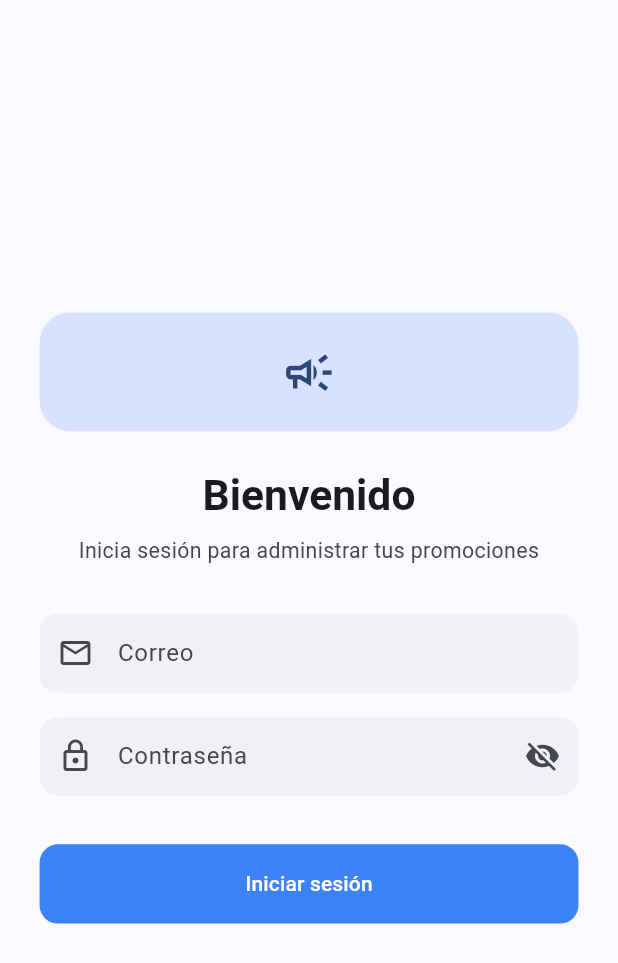
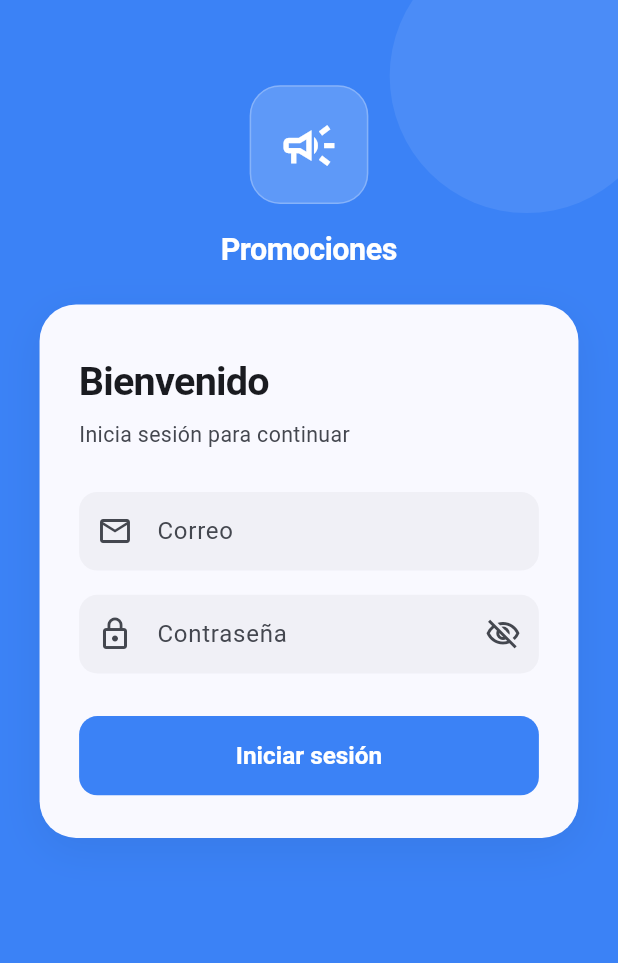
Before and after one commit to black10manda/pruebaCivis, a Flutter app: the screen it shows after launch, on a phone screen of 412 x 824 dp. Shown: the top 963 px of the screen. Run offline on Flutter 3.47's test engine with Material 3 defaults, Android fonts, the phone set to English and light mode, and no system bars; our stand-ins replace cloud_firestore, firebase_auth, firebase_core, firebase_storage, flutter_riverpod, flutter_screenutil and 2 more; accounts and stored records are empty.

Commit message:
feat(auth): rediseño de login con hero, animaciones y morph button

```diff
--- a/lib/core/theme/app_theme.dart
+++ b/lib/core/theme/app_theme.dart
@@ -10,7 +10,7 @@ class AppTheme {
     final colorScheme = ColorScheme.fromSeed(
       seedColor: _seed,
       brightness: Brightness.light,
-    );
+    ).copyWith(primary: _seed);
 
     return ThemeData(
       useMaterial3: true,
--- a/lib/core/widgets/app_button.dart
+++ b/lib/core/widgets/app_button.dart
@@ -23,6 +23,15 @@ class AppButton extends StatelessWidget {
 
   @override
   Widget build(BuildContext context) {
+    if (variant == AppButtonVariant.primary && fullWidth) {
+      return _MorphPrimaryButton(
+        label: label,
+        icon: icon,
+        isLoading: isLoading,
+        onPressed: onPressed,
+      );
+    }
+
     final effectiveOnPressed = isLoading ? null : onPressed;
     final child = isLoading
         ? SizedBox(
@@ -52,6 +61,128 @@ class AppButton extends StatelessWidget {
   }
 }
 
+/// Botón primario que muta de barra a círculo cuando entra en loading.
+class _MorphPrimaryButton extends StatefulWidget {
+  const _MorphPrimaryButton({
+    required this.label,
+    required this.isLoading,
+    this.icon,
+    this.onPressed,
+  });
+
+  final String label;
+  final IconData? icon;
+  final bool isLoading;
+  final VoidCallback? onPressed;
+
+  @override
+  State<_MorphPrimaryButton> createState() => _MorphPrimaryButtonState();
+}
+
+class _MorphPrimaryButtonState extends State<_MorphPrimaryButton>
+    with SingleTickerProviderStateMixin {
+  late final AnimationController _controller = AnimationController(
+    vsync: this,
+    duration: const Duration(milliseconds: 320),
+    value: widget.isLoading ? 1.0 : 0.0,
+  );
+
+  @override
+  void didUpdateWidget(covariant _MorphPrimaryButton old) {
+    super.didUpdateWidget(old);
+    if (widget.isLoading != old.isLoading) {
+      if (widget.isLoading) {
+        _controller.forward();
+      } else {
+        _controller.reverse();
+      }
+    }
+  }
+
+  @override
+  void dispose() {
+    _controller.dispose();
+    super.dispose();
+  }
+
+  @override
+  Widget build(BuildContext context) {
+    final cs = Theme.of(context).colorScheme;
+    final h = 52.h;
+    final disabled = widget.isLoading || widget.onPressed == null;
+    final bg = disabled && !widget.isLoading
+        ? cs.primary.withValues(alpha: 0.5)
+        : cs.primary;
+
+    return SizedBox(
+      height: h,
+      width: double.infinity,
+      child: LayoutBuilder(
+        builder: (context, constraints) {
+          final maxW = constraints.maxWidth;
+          return AnimatedBuilder(
+            animation: _controller,
+            builder: (context, _) {
+              final t = Curves.easeOutCubic.transform(_controller.value);
+              final width = maxW - (maxW - h) * t;
+              final radius = 12.r + ((h / 2) - 12.r) * t;
+              final borderRadius = BorderRadius.circular(radius);
+
+              return Center(
+                child: Material(
+                  color: bg,
+                  borderRadius: borderRadius,
+                  clipBehavior: Clip.antiAlias,
+                  child: InkWell(
+                    onTap: disabled ? null : widget.onPressed,
+                    child: SizedBox(
+                      width: width,
+                      height: h,
+                      child: Center(
+                        child: AnimatedSwitcher(
+                          duration: const Duration(milliseconds: 180),
+                          child: widget.isLoading
+                              ? SizedBox(
+                                  key: const ValueKey('loading'),
+                                  width: 22.w,
+                                  height: 22.w,
+                                  child: CircularProgressIndicator(
+                                    strokeWidth: 2.4,
+                                    color: cs.onPrimary,
+                                  ),
+                                )
+                              : DefaultTextStyle(
+                                  key: const ValueKey('content'),
+                                  style: TextStyle(
+                                    color: cs.onPrimary,
+                                    fontSize: 16.sp,
+                                    fontWeight: FontWeight.w600,
+                                  ),
+                                  child: IconTheme(
+                                    data: IconThemeData(
+                                      color: cs.onPrimary,
+                                      size: 20.sp,
+                                    ),
+                                    child: _Content(
+                                      label: widget.label,
+                                      icon: widget.icon,
+                                    ),
+                                  ),
+                                ),
+                        ),
+                      ),
+                    ),
+                  ),
+                ),
+              );
+            },
+          );
+        },
+      ),
+    );
+  }
+}
+
 class _Content extends StatelessWidget {
   const _Content({required this.label, this.icon});
 
--- /dev/null
+++ b/lib/core/widgets/fade_in_up.dart
@@ -0,0 +1,71 @@
+import 'package:flutter/material.dart';
+
+/// Entrada con fade + traslación vertical, con delay opcional.
+/// Útil para encadenar apariciones (staggered) sin agregar dependencias.
+class FadeInUp extends StatefulWidget {
+  const FadeInUp({
+    super.key,
+    required this.child,
+    this.delay = Duration.zero,
+    this.duration = const Duration(milliseconds: 350),
+    this.offset = 16,
+    this.curve = Curves.easeOutCubic,
+  });
+
+  final Widget child;
+  final Duration delay;
+  final Duration duration;
+  final double offset;
+  final Curve curve;
+
+  @override
+  State<FadeInUp> createState() => _FadeInUpState();
+}
+
+class _FadeInUpState extends State<FadeInUp>
+    with SingleTickerProviderStateMixin {
+  late final AnimationController _controller = AnimationController(
+    vsync: this,
+    duration: widget.duration,
+  );
+
+  late final Animation<double> _anim = CurvedAnimation(
+    parent: _controller,
+    curve: widget.curve,
+  );
+
+  @override
+  void initState() {
+    super.initState();
+    if (widget.delay == Duration.zero) {
+      _controller.forward();
+    } else {
+      Future.delayed(widget.delay, () {
+        if (mounted) _controller.forward();
+      });
+    }
+  }
+
+  @override
+  void dispose() {
+    _controller.dispose();
+    super.dispose();
+  }
+
+  @override
+  Widget build(BuildContext context) {
+    return AnimatedBuilder(
+      animation: _anim,
+      builder: (_, child) {
+        return Opacity(
+          opacity: _anim.value,
+          child: Transform.translate(
+            offset: Offset(0, (1 - _anim.value) * widget.offset),
+            child: child,
+          ),
+        );
+      },
+      child: widget.child,
+    );
+  }
+}
--- a/lib/features/auth/presentation/login_screen.dart
+++ b/lib/features/auth/presentation/login_screen.dart
@@ -3,10 +3,10 @@ import 'package:flutter_riverpod/flutter_riverpod.dart';
 import 'package:flutter_screenutil/flutter_screenutil.dart';
 
 import '../../../core/utils/error_mapper.dart';
-import '../../../core/utils/validators.dart';
-import '../../../core/widgets/app_button.dart';
-import '../../../core/widgets/app_text_field.dart';
+import '../../../core/widgets/fade_in_up.dart';
 import '../application/login_controller.dart';
+import 'widgets/auth_brand_hero.dart';
+import 'widgets/login_form.dart';
 
 class LoginScreen extends ConsumerStatefulWidget {
   const LoginScreen({super.key});
@@ -15,21 +15,38 @@ class LoginScreen extends ConsumerStatefulWidget {
   ConsumerState<LoginScreen> createState() => _LoginScreenState();
 }
 
-class _LoginScreenState extends ConsumerState<LoginScreen> {
-  final _formKey = GlobalKey<FormState>();
+class _LoginScreenState extends ConsumerState<LoginScreen>
+    with SingleTickerProviderStateMixin {
+  final _formKey = GlobalKey<LoginFormState>();
   final _emailController = TextEditingController();
   final _passwordController = TextEditingController();
-  bool _obscure = true;
+
+  late final AnimationController _shakeController = AnimationController(
+    vsync: this,
+    duration: const Duration(milliseconds: 420),
+  );
+
+  late final Animation<double> _shake = TweenSequence<double>([
+    TweenSequenceItem(tween: Tween(begin: 0.0, end: -10.0), weight: 1),
+    TweenSequenceItem(tween: Tween(begin: -10.0, end: 10.0), weight: 2),
+    TweenSequenceItem(tween: Tween(begin: 10.0, end: -8.0), weight: 2),
+    TweenSequenceItem(tween: Tween(begin: -8.0, end: 6.0), weight: 2),
+    TweenSequenceItem(tween: Tween(begin: 6.0, end: 0.0), weight: 1),
+  ]).animate(
+    CurvedAnimation(parent: _shakeController, curve: Curves.easeInOut),
+  );
 
   @override
   void dispose() {
+    _shakeController.dispose();
     _emailController.dispose();
     _passwordController.dispose();
     super.dispose();
   }
 
   Future<void> _submit() async {
-    if (!_formKey.currentState!.validate()) return;
+    final form = _formKey.currentState;
+    if (form == null || !form.validate()) return;
     FocusScope.of(context).unfocus();
     await ref
         .read(loginControllerProvider.notifier)
@@ -43,11 +60,11 @@ class _LoginScreenState extends ConsumerState<LoginScreen> {
   Widget build(BuildContext context) {
     final state = ref.watch(loginControllerProvider);
     final isLoading = state.isLoading;
-    final theme = Theme.of(context);
 
     ref.listen<AsyncValue<void>>(loginControllerProvider, (prev, next) {
       next.whenOrNull(
         error: (e, _) {
+          _shakeController.forward(from: 0);
           ScaffoldMessenger.of(context)
             ..hideCurrentSnackBar()
             ..showSnackBar(
@@ -58,91 +75,48 @@ class _LoginScreenState extends ConsumerState<LoginScreen> {
     });
 
     return Scaffold(
-      body: SafeArea(
-        child: Center(
-          child: SingleChildScrollView(
-            padding: EdgeInsets.symmetric(horizontal: 24.w, vertical: 32.h),
-            child: ConstrainedBox(
-              constraints: BoxConstraints(maxWidth: 420.w),
-              child: Form(
-                key: _formKey,
-                child: Column(
-                  crossAxisAlignment: CrossAxisAlignment.stretch,
-                  mainAxisSize: MainAxisSize.min,
+      backgroundColor: Theme.of(context).colorScheme.surface,
+      body: Stack(
+        fit: StackFit.expand,
         children: [
-                    Container(
-                      width: 72.w,
-                      height: 72.w,
-                      alignment: Alignment.center,
-                      decoration: BoxDecoration(
-                        color: theme.colorScheme.primaryContainer,
-                        borderRadius: BorderRadius.circular(20.r),
-                      ),
-                      child: Icon(
-                        Icons.campaign_outlined,
-                        size: 36.sp,
-                        color: theme.colorScheme.onPrimaryContainer,
+          const Positioned.fill(
+            child: FadeInUp(
+              offset: 0,
+              duration: Duration(milliseconds: 400),
+              child: AuthBrandHero(),
             ),
           ),
-                    SizedBox(height: 24.h),
-                    Text(
-                      'Bienvenido',
-                      style: theme.textTheme.headlineMedium?.copyWith(
-                        fontSize: 28.sp,
-                        fontWeight: FontWeight.w700,
+          SafeArea(
+            child: SingleChildScrollView(
+              padding: EdgeInsets.symmetric(horizontal: 24.w),
+              child: Column(
+                mainAxisAlignment: MainAxisAlignment.center,
+                crossAxisAlignment: CrossAxisAlignment.center,
+                children: [
+                  SizedBox(height: 200.h),
+                  FadeInUp(
+                    delay: const Duration(milliseconds: 80),
+                    child: AnimatedBuilder(
+                      animation: _shake,
+                      builder: (_, child) => Transform.translate(
+                        offset: Offset(_shake.value, 0),
+                        child: child,
                       ),
-                      textAlign: TextAlign.center,
+                      child: LoginForm(
+                        key: _formKey,
+                        emailController: _emailController,
+                        passwordController: _passwordController,
+                        isLoading: isLoading,
+                        onSubmit: _submit,
                       ),
-                    SizedBox(height: 8.h),
-                    Text(
-                      'Inicia sesión para administrar tus promociones',
-                      style: theme.textTheme.bodyMedium?.copyWith(
-                        fontSize: 14.sp,
-                        color: theme.colorScheme.onSurfaceVariant,
                     ),
-                      textAlign: TextAlign.center,
                   ),
                   SizedBox(height: 32.h),
-                    AppTextField(
-                      controller: _emailController,
-                      label: 'Correo',
-                      keyboardType: TextInputType.emailAddress,
-                      textInputAction: TextInputAction.next,
-                      autofillHints: const [AutofillHints.email],
-                      enabled: !isLoading,
-                      validator: Validators.email,
-                      prefixIcon: const Icon(Icons.email_outlined),
-                    ),
-                    SizedBox(height: 16.h),
-                    AppTextField(
-                      controller: _passwordController,
-                      label: 'Contraseña',
-                      obscureText: _obscure,
-                      textInputAction: TextInputAction.done,
-                      autofillHints: const [AutofillHints.password],
-                      enabled: !isLoading,
-                      validator: Validators.password,
-                      prefixIcon: const Icon(Icons.lock_outline),
-                      suffixIcon: IconButton(
-                        icon: Icon(
-                          _obscure ? Icons.visibility_off : Icons.visibility,
-                        ),
-                        onPressed: () => setState(() => _obscure = !_obscure),
-                      ),
-                      onSubmitted: (_) => _submit(),
-                    ),
-                    SizedBox(height: 32.h),
-                    AppButton(
-                      label: 'Iniciar sesión',
-                      onPressed: _submit,
-                      isLoading: isLoading,
-                    ),
                 ],
               ),
             ),
           ),
-          ),
-        ),
+        ],
       ),
     );
   }
--- /dev/null
+++ b/lib/features/auth/presentation/widgets/auth_brand_hero.dart
@@ -0,0 +1,101 @@
+import 'package:flutter/material.dart';
+import 'package:flutter_screenutil/flutter_screenutil.dart';
+
+/// Encabezado de marca para pantallas de autenticación:
+/// fondo con gradiente primario, logo y nombre de la app.
+class AuthBrandHero extends StatelessWidget {
+  const AuthBrandHero({super.key, this.title = 'Promociones'});
+
+  final String title;
+
+  @override
+  Widget build(BuildContext context) {
+    final cs = Theme.of(context).colorScheme;
+
+    return Stack(
+      children: [
+        Positioned.fill(
+          child: DecoratedBox(
+            decoration: BoxDecoration(
+              gradient: LinearGradient(
+                begin: Alignment.topLeft,
+                end: Alignment.bottomRight,
+                colors: [cs.primary, cs.primary],
+              ),
+            ),
+          ),
+        ),
+        Positioned(
+          top: -40.r,
+          right: -30.r,
+          child: _Blob(size: 180.r, opacity: 0.08),
+        ),
+        Positioned(
+          bottom: 30.r,
+          left: -50.r,
+          child: _Blob(size: 140.r, opacity: 0.06),
+        ),
+        Positioned.fill(
+          child: SafeArea(
+            child: Padding(
+              padding: EdgeInsets.symmetric(horizontal: 24.w),
+              child: Column(
+                mainAxisSize: MainAxisSize.min,
+                crossAxisAlignment: CrossAxisAlignment.center,
+                children: [
+                  SizedBox(height: 56.h),
+                  Container(
+                    width: 72.w,
+                    height: 72.w,
+                    alignment: Alignment.center,
+                    decoration: BoxDecoration(
+                      color: Colors.white.withValues(alpha: 0.18),
+                      borderRadius: BorderRadius.circular(20.r),
+                      border: Border.all(
+                        color: Colors.white.withValues(alpha: 0.25),
+                      ),
+                    ),
+                    child: Icon(
+                      Icons.campaign_outlined,
+                      size: 40.sp,
+                      color: Colors.white,
+                    ),
+                  ),
+                  SizedBox(height: 16.h),
+                  Text(
+                    title,
+                    style: TextStyle(
+                      color: Colors.white,
+                      fontSize: 20.sp,
+                      fontWeight: FontWeight.w700,
+                      letterSpacing: -0.3,
+                    ),
+                  ),
+                ],
+              ),
+            ),
+          ),
+        ),
+      ],
+    );
+  }
+}
+
+class _Blob extends StatelessWidget {
+  const _Blob({required this.size, required this.opacity});
+
+  final double size;
+  final double opacity;
+
+  @override
+  Widget build(BuildContext context) {
+    return Container(
+      width: size,
+      height: size,
+      decoration: BoxDecoration(
+        shape: BoxShape.circle,
+        color: Colors.white.withValues(alpha: opacity),
+      ),
+    );
+  }
+}
--- /dev/null
+++ b/lib/features/auth/presentation/widgets/login_form.dart
@@ -0,0 +1,140 @@
+import 'package:flutter/material.dart';
+import 'package:flutter_screenutil/flutter_screenutil.dart';
+
+import '../../../../core/utils/validators.dart';
+import '../../../../core/widgets/app_button.dart';
+import '../../../../core/widgets/app_text_field.dart';
+import '../../../../core/widgets/fade_in_up.dart';
+
+/// Card con el formulario de inicio de sesión.
+/// No conoce de Riverpod: recibe controllers y callbacks desde la pantalla.
+class LoginForm extends StatefulWidget {
+  const LoginForm({
+    super.key,
+    required this.emailController,
+    required this.passwordController,
+    required this.isLoading,
+    required this.onSubmit,
+  });
+
+  final TextEditingController emailController;
+  final TextEditingController passwordController;
+  final bool isLoading;
+  final Future<void> Function() onSubmit;
+
+  @override
+  State<LoginForm> createState() => LoginFormState();
+}
+
+class LoginFormState extends State<LoginForm> {
+  final formKey = GlobalKey<FormState>();
+  bool _obscure = true;
+
+  bool validate() => formKey.currentState?.validate() ?? false;
+
+  @override
+  Widget build(BuildContext context) {
+    final cs = Theme.of(context).colorScheme;
+
+    return Container(
+      padding: EdgeInsets.fromLTRB(24.w, 32.h, 24.w, 28.h),
+      decoration: BoxDecoration(
+        color: cs.surface,
+        borderRadius: BorderRadius.circular(24.r),
+        boxShadow: [
+          BoxShadow(
+            color: Colors.black.withValues(alpha: 0.06),
+            blurRadius: 24,
+            offset: const Offset(0, 8),
+          ),
+        ],
+      ),
+      child: Form(
+        key: formKey,
+        child: Column(
+          crossAxisAlignment: CrossAxisAlignment.stretch,
+          mainAxisSize: MainAxisSize.min,
+          children: [
+            FadeInUp(
+              delay: const Duration(milliseconds: 180),
+              child: Text(
+                'Bienvenido',
+                style: TextStyle(
+                  fontSize: 26.sp,
+                  fontWeight: FontWeight.w700,
+                  color: cs.onSurface,
+                  letterSpacing: -0.5,
+                ),
+              ),
+            ),
+            SizedBox(height: 6.h),
+            FadeInUp(
+              delay: const Duration(milliseconds: 230),
+              child: Text(
+                'Inicia sesión para continuar',
+                style: TextStyle(
+                  fontSize: 14.sp,
+                  color: cs.onSurfaceVariant,
+                ),
+              ),
+            ),
+            SizedBox(height: 28.h),
+            FadeInUp(
+              delay: const Duration(milliseconds: 280),
+              child: AppTextField(
+                controller: widget.emailController,
+                label: 'Correo',
+                keyboardType: TextInputType.emailAddress,
+                textInputAction: TextInputAction.next,
+                autofillHints: const [AutofillHints.email],
+                enabled: !widget.isLoading,
+                validator: Validators.email,
+                prefixIcon: const Icon(Icons.email_outlined),
+              ),
+            ),
+            SizedBox(height: 16.h),
+            FadeInUp(
+              delay: const Duration(milliseconds: 330),
+              child: AppTextField(
+                controller: widget.passwordController,
+                label: 'Contraseña',
+                obscureText: _obscure,
+                textInputAction: TextInputAction.done,
+                autofillHints: const [AutofillHints.password],
+                enabled: !widget.isLoading,
+                validator: Validators.password,
+                prefixIcon: const Icon(Icons.lock_outline),
+                suffixIcon: IconButton(
+                  icon: AnimatedSwitcher(
+                    duration: const Duration(milliseconds: 180),
+                    transitionBuilder: (child, anim) => ScaleTransition(
+                      scale: anim,
+                      child: FadeTransition(opacity: anim, child: child),
+                    ),
+                    child: Icon(
+                      _obscure
+                          ? Icons.visibility_off_outlined
+                          : Icons.visibility_outlined,
+                      key: ValueKey(_obscure),
+                    ),
+                  ),
+                  onPressed: () => setState(() => _obscure = !_obscure),
+                ),
+                onSubmitted: (_) => widget.onSubmit(),
+              ),
+            ),
+            SizedBox(height: 28.h),
+            FadeInUp(
+              delay: const Duration(milliseconds: 380),
+              child: AppButton(
+                label: 'Iniciar sesión',
+                onPressed: widget.onSubmit,
+                isLoading: widget.isLoading,
+              ),
+            ),
+          ],
+        ),
+      ),
+    );
+  }
+}
```
Lines whose indentation alone changed are shown as unchanged.
